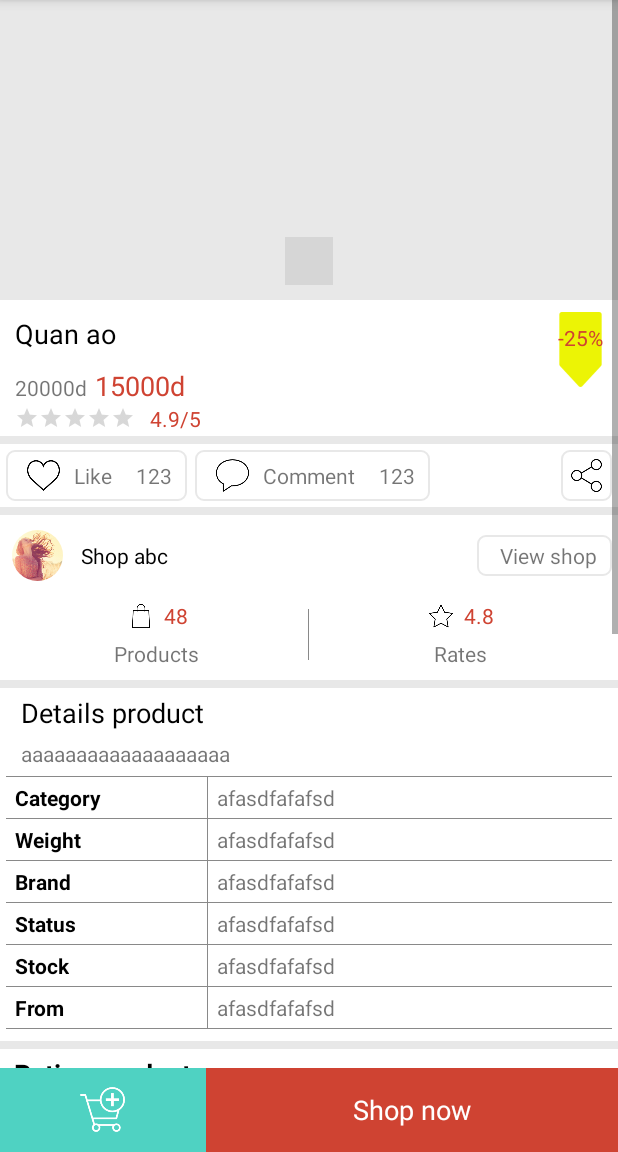
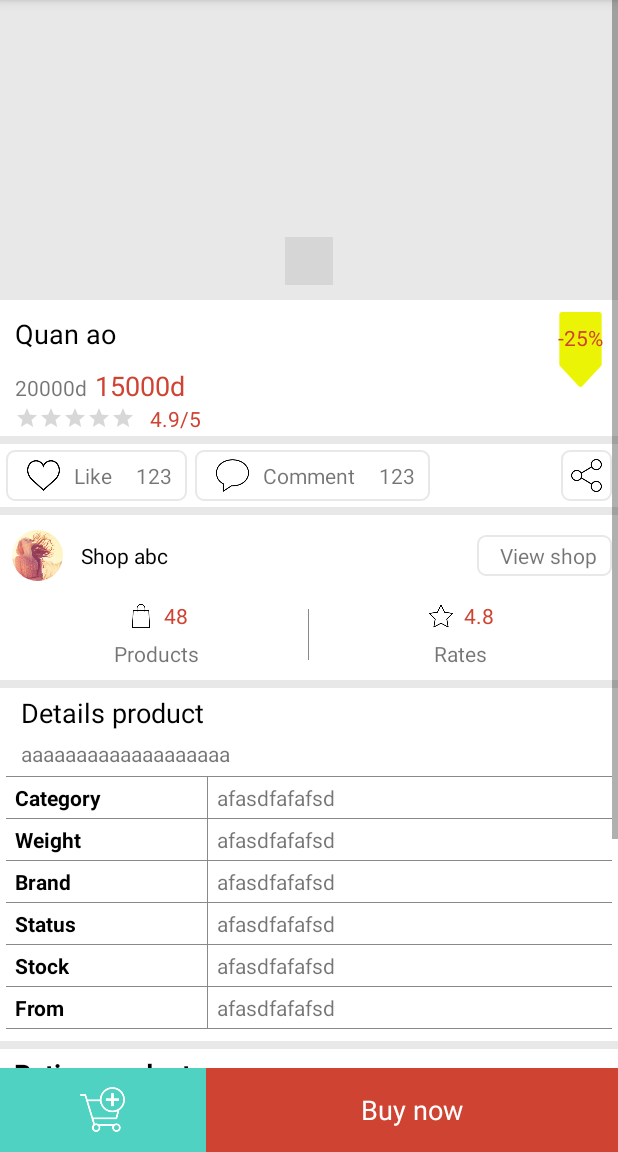
Before and after one commit to Truongvu0106/vietmarket, an Android app: the ProductFragment screen opened directly, with no data from a screen before it, on a phone screen of 412 x 824 dp, the part 84-1236 px from its top. Run offline under Robolectric (Android 15) with nearby library versions, the phone set to English and light mode, and no system bars; our stand-ins replace CircleImageView, Picasso; libraries missing offline, so code that uses them is left out: com.github.vivchar.viewpagerindicator; plain views replace ViewPagerIndicator; pictures from the network do not load; 25 statements that could not run were skipped; grey boxes are pictures that could not be loaded.

Commit message:
23-3-2018 Service

```diff
--- a/SourceCode/ChoViet/app/src/main/java/edu/hust/truongvu/choviet/product/ProductFragment.java
+++ b/SourceCode/ChoViet/app/src/main/java/edu/hust/truongvu/choviet/product/ProductFragment.java
@@ -1,6 +1,8 @@
 package edu.hust.truongvu.choviet.product;
 
 
+import android.graphics.Color;
+import android.graphics.drawable.ColorDrawable;
 import android.os.Bundle;
 import android.support.v4.app.Fragment;
 import android.support.v4.view.ViewPager;
@@ -10,6 +12,8 @@ import android.util.Log;
 import android.view.LayoutInflater;
 import android.view.View;
 import android.view.ViewGroup;
+import android.widget.TextView;
+import android.widget.Toast;
 
 import com.github.vivchar.viewpagerindicator.ViewPagerIndicator;
 
@@ -18,17 +22,24 @@ import java.util.ArrayList;
 import edu.hust.truongvu.choviet.R;
 import edu.hust.truongvu.choviet.entity.Product;
 import edu.hust.truongvu.choviet.entity.ProductRate;
+import edu.hust.truongvu.choviet.entity.Rate;
+import edu.hust.truongvu.choviet.entity.User;
+import edu.hust.truongvu.choviet.helper.MyHelper;
 import edu.hust.truongvu.choviet.helper.ZoomOutPageTransformer;
+import edu.hust.truongvu.choviet.rate.RateProductDialog;
 
 /**
  * A simple {@link Fragment} subclass.
  */
-public class ProductFragment extends Fragment implements ProductView{
+public class ProductFragment extends Fragment implements ProductView, View.OnClickListener{
+    private String username;
     private ViewPager mViewPager;
     private ViewPagerIndicator mIndicator;
     private ImgProductPagerAdapter adapter;
     private ProductPresenterImp productPresenterImp;
     private RecyclerView mListRate, mListProduct, mListSuggest;
+    private View btnRate, layoutDisableRate;
+    TextView tvDisableRate;
     private Product product;
     public ProductFragment() {
         // Required empty public constructor
@@ -46,20 +57,25 @@ public class ProductFragment extends Fragment implements ProductView{
                              Bundle savedInstanceState) {
         // Inflate the layout for this fragment
         View view = inflater.inflate(R.layout.fragment_product, container, false);
+
+        username = MyHelper.getUserPreference(getContext());
+
         mViewPager = view.findViewById(R.id.img_pager);
         mIndicator = view.findViewById(R.id.img_indicator);
         mListRate = view.findViewById(R.id.list_rating);
         mListProduct = view.findViewById(R.id.list_another_product);
         mListSuggest = view.findViewById(R.id.list_maybe_like);
+        btnRate = view.findViewById(R.id.btn_rate);
+        layoutDisableRate = view.findViewById(R.id.layout_disable_rate);
+        tvDisableRate = view.findViewById(R.id.tv_disable_rate);
+
+        btnRate.setOnClickListener(this);
 
         productPresenterImp = new ProductPresenterImp(this);
-        if (product != null){
-            productPresenterImp.initListImage(product.getImgs());
-        }else if (product == null){
-            Log.e("details_product", "null");
-        }
+        productPresenterImp.initListImage(product.getImgs());
+
         productPresenterImp.initListProduct();
-        productPresenterImp.initListRate();
+        productPresenterImp.initListRate(username, product.getId());
         productPresenterImp.initListSuggest();
         return view;
     }
@@ -96,6 +112,27 @@ public class ProductFragment extends Fragment implements ProductView{
     }
 
     @Override
+    public void setEnableRate(boolean isRated) {
+        if (username.matches("")){
+            btnRate.setVisibility(View.GONE);
+            layoutDisableRate.setVisibility(View.VISIBLE);
+            tvDisableRate.setText(getContext().getString(R.string.login_to_rate));
+            return;
+        }
+
+        if (isRated){
+            btnRate.setVisibility(View.GONE);
+            layoutDisableRate.setVisibility(View.VISIBLE);
+            tvDisableRate.setText(getContext().getString(R.string.already_rate));
+            return;
+        }
+
+        btnRate.setVisibility(View.VISIBLE);
+        layoutDisableRate.setVisibility(View.GONE);
+
+    }
+
+    @Override
     public void loadListProduct(ArrayList<Product> listProduct) {
         ProductAdapter adapter = new ProductAdapter(getContext(), listProduct, new ProductAdapter.ProductListener() {
             @Override
@@ -128,4 +165,35 @@ public class ProductFragment extends Fragment implements ProductView{
         mListSuggest.setLayoutManager(new LinearLayoutManager(getContext(), LinearLayoutManager.HORIZONTAL, false));
         mListSuggest.setAdapter(adapter);
     }
+
+
+    @Override
+    public void onClick(View view) {
+        int id = view.getId();
+        switch (id){
+            case R.id.btn_rate:
+                rate();
+                break;
+            default:
+                break;
+        }
+    }
+
+    private void rate(){
+        User user = MyHelper.getCurrentUser(getContext());
+        if (user == null){
+            Toast.makeText(getContext(), getContext().getString(R.string.not_log_in), Toast.LENGTH_SHORT).show();
+        }else {
+            Log.e("rate", "click");
+            RateProductDialog rateDialog = new RateProductDialog(getContext(), product.getId(), user, new RateProductDialog.RateProductListener() {
+                @Override
+                public void onRate(Rate rate) {
+
+                }
+            });
+            rateDialog.getWindow().setBackgroundDrawable(new ColorDrawable(Color.TRANSPARENT));
+            rateDialog.show();
+        }
+
+    }
 }
--- a/SourceCode/ChoViet/app/src/main/java/edu/hust/truongvu/choviet/product/ProductPresenter.java
+++ b/SourceCode/ChoViet/app/src/main/java/edu/hust/truongvu/choviet/product/ProductPresenter.java
@@ -11,7 +11,7 @@ import edu.hust.truongvu.choviet.entity.Product;
 public interface ProductPresenter {
     Product getProductById(int id);
     void initListImage(ArrayList<String> imgs);
-    void initListRate();
+    void initListRate(String username, int id_product);
     void initListProduct();
     void initListSuggest();
 }
--- a/SourceCode/ChoViet/app/src/main/java/edu/hust/truongvu/choviet/product/ProductPresenterImp.java
+++ b/SourceCode/ChoViet/app/src/main/java/edu/hust/truongvu/choviet/product/ProductPresenterImp.java
@@ -5,6 +5,9 @@ import java.util.ArrayList;
 import edu.hust.truongvu.choviet.R;
 import edu.hust.truongvu.choviet.entity.Product;
 import edu.hust.truongvu.choviet.entity.ProductRate;
+import edu.hust.truongvu.choviet.entity.User;
+import edu.hust.truongvu.choviet.rate.RateModel;
+import edu.hust.truongvu.choviet.signin.SigninModel;
 
 /**
  * Created by truon on 2/26/2018.
@@ -33,12 +36,16 @@ public class ProductPresenterImp implements ProductPresenter{
     }
 
     @Override
-    public void initListRate() {
+    public void initListRate(String username, int id_product) {
         ArrayList<ProductRate> listProductRate = new ArrayList<>();
         listProductRate.add(new ProductRate(0, R.drawable.avatar, "truongvu", 4.5f, "San pham tot", "26-2-2018"));
         listProductRate.add(new ProductRate(0, R.drawable.nikon, "bachkhoa", 4.8f, "San pham tot", "26-2-2018"));
         listProductRate.add(new ProductRate(0, R.drawable.giaydep, "hanoi", 4.8f, "San pham tot", "26-2-2018"));
+
         productView.loadListRate(listProductRate);
+
+        RateModel rateModel = new RateModel();
+        productView.setEnableRate(rateModel.isRated(username, id_product));
     }
 
     @Override
@@ -55,4 +62,5 @@ public class ProductPresenterImp implements ProductPresenter{
         ArrayList<Product> listProduct = productModel.getAllProduct();
         productView.loadListSuggest(listProduct);
     }
+
 }
--- a/SourceCode/ChoViet/app/src/main/java/edu/hust/truongvu/choviet/product/ProductView.java
+++ b/SourceCode/ChoViet/app/src/main/java/edu/hust/truongvu/choviet/product/ProductView.java
@@ -4,6 +4,7 @@ import java.util.ArrayList;
 
 import edu.hust.truongvu.choviet.entity.Product;
 import edu.hust.truongvu.choviet.entity.ProductRate;
+import edu.hust.truongvu.choviet.entity.User;
 
 /**
  * Created by truon on 2/26/2018.
@@ -12,6 +13,8 @@ import edu.hust.truongvu.choviet.entity.ProductRate;
 public interface ProductView {
     void loadListImage(ArrayList<String> list);
     void loadListRate(ArrayList<ProductRate> listRate);
+    void setEnableRate(boolean isRated);
     void loadListProduct(ArrayList<Product> listProduct);
     void loadListSuggest(ArrayList<Product> listSuggest);
+
 }
--- a/SourceCode/ChoViet/app/src/main/java/edu/hust/truongvu/choviet/signup/SignupPresenterImp.java
+++ b/SourceCode/ChoViet/app/src/main/java/edu/hust/truongvu/choviet/signup/SignupPresenterImp.java
@@ -39,8 +39,8 @@ public class SignupPresenterImp implements SignupPresenter{
             signupView.onError(context.getString(R.string.invalid_email));
         }else {
             SignupModel signupModel = new SignupModel(context);
-            User user = new User(0, fullname, email, password, "", null, "", -1, -1, -1,
-                    Constants.UserType.TYPE_CUSTOMER, -1);
+            User user = new User(0, fullname, email, password, "", null, "", -1, "", -1,
+                    Constants.UserType.TYPE_CUSTOMER);
             if (signupModel.registerUser(user)){
                 signupView.onSuccess();
             }else {
--- /dev/null
+++ b/SourceCode/ChoViet/app/src/main/res/drawable/bg_gray_dark.xml
@@ -0,0 +1,8 @@
+<?xml version="1.0" encoding="utf-8"?>
+<shape xmlns:android="http://schemas.android.com/apk/res/android"
+    android:shape="rectangle">
+    <corners
+        android:radius="@dimen/margin_small"/>
+    <solid
+        android:color="@color/grayicon"/>
+</shape>
--- a/SourceCode/ChoViet/app/src/main/res/layout/fragment_product.xml
+++ b/SourceCode/ChoViet/app/src/main/res/layout/fragment_product.xml
@@ -700,7 +700,12 @@
                     android:layout_marginTop="@dimen/margin_small">
 
                 </android.support.v7.widget.RecyclerView>
+                <LinearLayout
+                    android:layout_width="match_parent"
+                    android:layout_height="wrap_content"
+                    android:orientation="vertical">
                     <RelativeLayout
+                        android:id="@+id/btn_rate"
                         android:layout_width="match_parent"
                         android:layout_height="wrap_content"
                         android:paddingTop="@dimen/padding_big"
@@ -717,6 +722,28 @@
                             android:textColor="@color/colorPrimaryDark"
                             android:text="@string/rate_now"/>
                     </RelativeLayout>
+                    <RelativeLayout
+                        android:id="@+id/layout_disable_rate"
+                        android:layout_width="match_parent"
+                        android:layout_height="wrap_content"
+                        android:paddingTop="@dimen/padding_big"
+                        android:paddingBottom="@dimen/padding_big"
+                        android:layout_marginLeft="@dimen/margin_small"
+                        android:layout_marginRight="@dimen/margin_small"
+                        android:layout_marginTop="@dimen/margin_medium"
+                        android:visibility="gone"
+                        android:background="@drawable/bg_gray_dark">
+                        <edu.hust.truongvu.choviet.customview.MyTextView
+                            android:id="@+id/tv_disable_rate"
+                            android:layout_width="wrap_content"
+                            android:layout_height="wrap_content"
+                            android:textSize="@dimen/text_size_medium"
+                            android:layout_centerInParent="true"
+                            android:textColor="@color/white"
+                            android:text="@string/already_rate"/>
+                    </RelativeLayout>
+                </LinearLayout>
+
             </LinearLayout>
             <LinearLayout
                 android:layout_width="match_parent"
--- a/SourceCode/ChoViet/app/src/main/res/values/strings.xml
+++ b/SourceCode/ChoViet/app/src/main/res/values/strings.xml
@@ -90,8 +90,11 @@
     <string name="view_all">View all</string>
     <string name="another_product">Another products</string>
     <string name="maybe_you_like">Maybe you like</string>
-    <string name="shop_now">Shop now</string>
+    <string name="shop_now">Buy now</string>
     <string name="rate_now">Rate now</string>
+    <string name="already_rate">Already rated</string>
+    <string name="login_to_rate">Sign in to rate</string>
+    <string name="not_log_in">You are not login yet</string>
 
     <!-- cart -->
     <string name="carry_out_payment">Carry out payment</string>
```
Also changed, not shown: SourceCode/ChoViet/app/src/main/java/edu/hust/truongvu/choviet/entity/User.java (+8 -18 lines), SourceCode/ChoViet/app/src/main/java/edu/hust/truongvu/choviet/helper/MyHelper.java (+23 -0 lines), SourceCode/ChoViet/app/src/main/java/edu/hust/truongvu/choviet/main/MainActivity.java (+7 -6 lines), SourceCode/ChoViet/app/src/main/java/edu/hust/truongvu/choviet/rate/RateModel.java (+41 -2 lines), SourceCode/ChoViet/app/src/main/java/edu/hust/truongvu/choviet/rate/RateProductDialog.java (+11 -3 lines), SourceCode/ChoViet/app/src/main/java/edu/hust/truongvu/choviet/signin/SigninModel.java (+56 -0 lines), 4 other files. Lines whose indentation alone changed are shown as unchanged.
